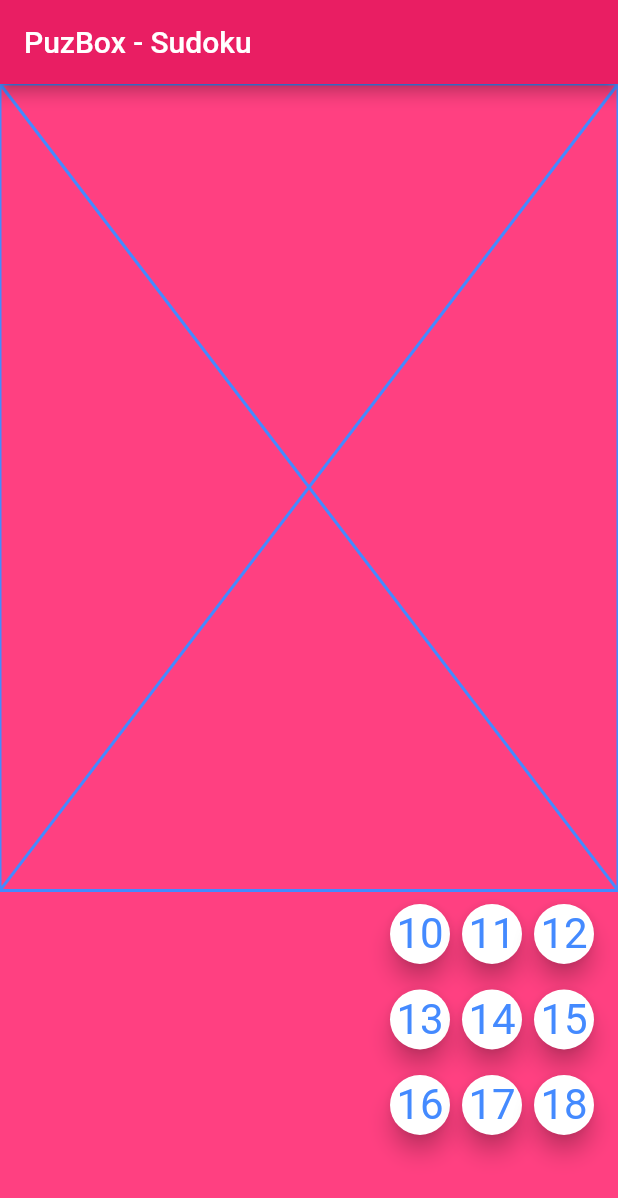
After one commit to praveenellaiyan/flutter-labs, a Flutter app: the SudokuPlayArea screen opened directly, on a phone screen of 412 x 824 dp. The commit adds this screen. Shown: the top 1198 px of the screen. Run offline on Flutter 3.47's test engine with Material 2 defaults, Android fonts, the phone set to English and light mode, and no system bars; our stand-ins replace audioplayers, built_value, font_awesome_flutter, rxdart; generated files the repository leaves out were written again.

Commit message:
fluter - hands-on with button widget

```diff
--- a/flutter_player/lib/main.dart
+++ b/flutter_player/lib/main.dart
@@ -13,8 +13,9 @@ class MyApp extends StatelessWidget {
     return MaterialApp(
       title: 'Flutter Demo',
       theme: ThemeData(
-        primarySwatch: Colors.blue,
+        primarySwatch: Colors.pink,
         visualDensity: VisualDensity.adaptivePlatformDensity,
+        scaffoldBackgroundColor: Colors.pinkAccent,
       ),
       home: MyHomePage(title: 'Flutter Player'),
     );
--- /dev/null
+++ b/my_practice/lib/main.dart
@@ -0,0 +1,165 @@
+import 'package:flutter/material.dart';
+// import 'package:my_practice/widgets/DigitButton';
+
+void main() {
+  runApp(MyApp());
+}
+
+class MyApp extends StatelessWidget {
+  @override
+  Widget build(BuildContext context) {
+    return MaterialApp(
+      title: 'Flutter Demo',
+      theme: ThemeData(
+        primaryColor: Colors.blueAccent,
+        visualDensity: VisualDensity.adaptivePlatformDensity,
+      ),
+      home: SudokuPlayArea(title: 'PuzBox - Sudoku'),
+    );
+  }
+}
+
+class SudokuPlayArea extends StatefulWidget {
+  SudokuPlayArea({Key key, this.title}) : super(key: key);
+
+  final String title;
+
+  @override
+  _SudokuPlayAreaState createState() => _SudokuPlayAreaState();
+}
+
+class _SudokuPlayAreaState extends State<SudokuPlayArea> {
+  @override
+  Widget build(BuildContext context) {
+    return Scaffold(
+        appBar: AppBar(
+          title: Text(widget.title),
+        ),
+        body: Column(
+          children: [
+            Flexible(
+              child: SudokuBoard(),
+              flex: 7,
+            ),
+            Flexible(
+              child: SudokuControl(),
+              flex: 3,
+            ),
+          ],
+        ));
+  }
+}
+
+class SudokuBoard extends StatefulWidget {
+  @override
+  _SudokuBoardState createState() => _SudokuBoardState();
+}
+
+class _SudokuBoardState extends State<SudokuBoard> {
+  @override
+  Widget build(BuildContext context) {
+    return Placeholder(
+      color: Colors.blueAccent,
+    );
+  }
+}
+
+class SudokuControl extends StatelessWidget {
+  @override
+  Widget build(BuildContext context) {
+    return Column(
+      children: [
+        Padding(
+          padding: const EdgeInsets.all(8.0),
+          child: Row(
+            mainAxisAlignment: MainAxisAlignment.end,
+            children: [
+              NewDigitButton("10"),
+              NewDigitButton("11"),
+              NewDigitButton("12"),
+            ],
+          ),
+        ),
+        Padding(
+          padding: const EdgeInsets.all(8.0),
+          child: Row(
+            mainAxisAlignment: MainAxisAlignment.end,
+            children: [
+              NewDigitButton("13"),
+              NewDigitButton("14"),
+              NewDigitButton("15"),
+            ],
+          ),
+        ),
+        Padding(
+          padding: const EdgeInsets.all(8.0),
+          child: Row(
+            mainAxisAlignment: MainAxisAlignment.end,
+            children: [
+              NewDigitButton("16"),
+              NewDigitButton("17"),
+              NewDigitButton("18"),
+            ],
+          ),
+        ),
+      ],
+    );
+  }
+}
+
+/*
+  Padding Issue
+ */
+class DigitButton extends StatelessWidget {
+  final String number;
+
+  DigitButton(this.number);
+
+  @override
+  Widget build(BuildContext context) {
+    return RawMaterialButton(
+      shape: CircleBorder(),
+      elevation: 5.0,
+      fillColor: Colors.white,
+      child: RichText(
+        text: TextSpan(
+          text: number,
+          style: TextStyle(color: Colors.blueAccent, fontSize: 24.0),
+        ),
+      ),
+      onPressed: () => {},
+    );
+  }
+}
+
+/*
+  Suitable one
+ */
+class NewDigitButton extends StatelessWidget {
+  final String number;
+
+  NewDigitButton(this.number);
+
+  @override
+  Widget build(BuildContext context) {
+    return Padding(
+      padding:
+          const EdgeInsets.only(left: 0.0, top: 1.0, right: 8.0, bottom: 0.0),
+      child: Container(
+          width: 40,
+          height: 40,
+          alignment: Alignment.center,
+          child: SizedBox(
+              child: FloatingActionButton(
+            backgroundColor: Colors.white,
+            child: RichText(
+              text: TextSpan(
+                text: number,
+                style: TextStyle(color: Colors.blueAccent, fontSize: 28.0),
+              ),
+            ),
+            onPressed: () {},
+          ))),
+    );
+  }
+}
```
Also changed, not shown: my_practice/lib/widgets/NewDigitButton.dart (added, +31 -0 lines), my_practice/pubspec.yaml (added, +76 -0 lines), my_practice/pubspec.lock (added), 60 other files.
